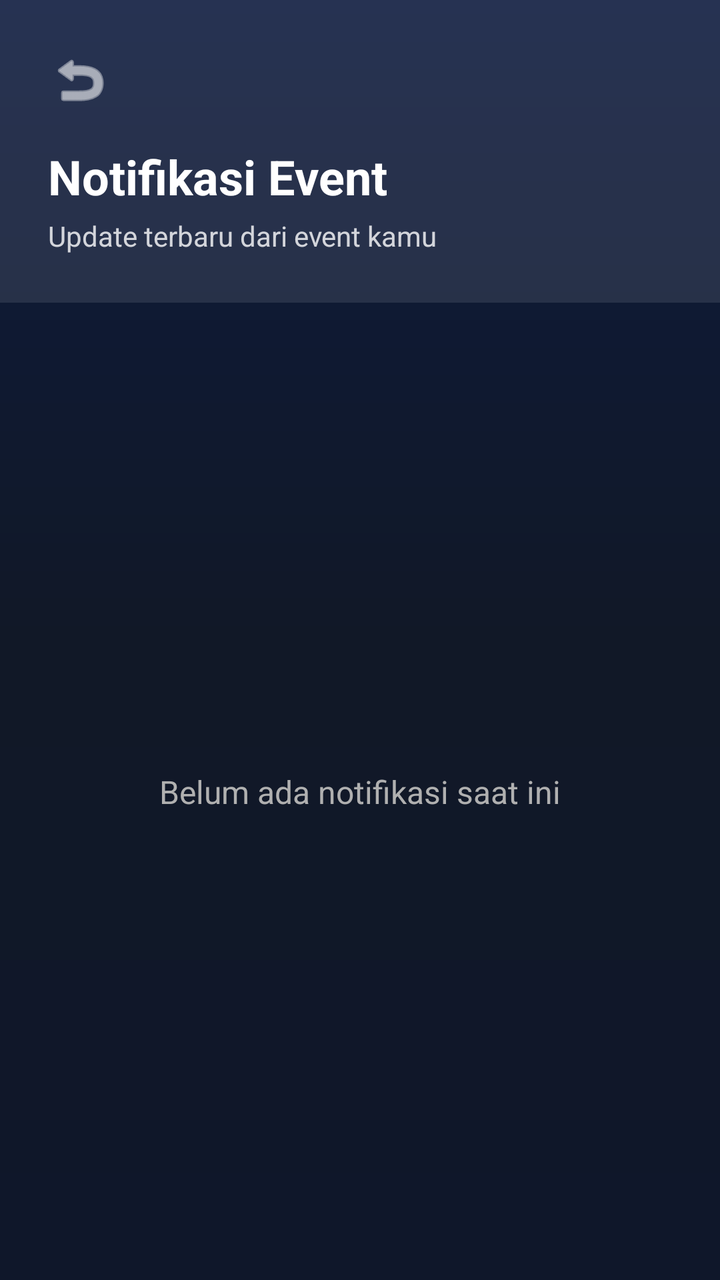
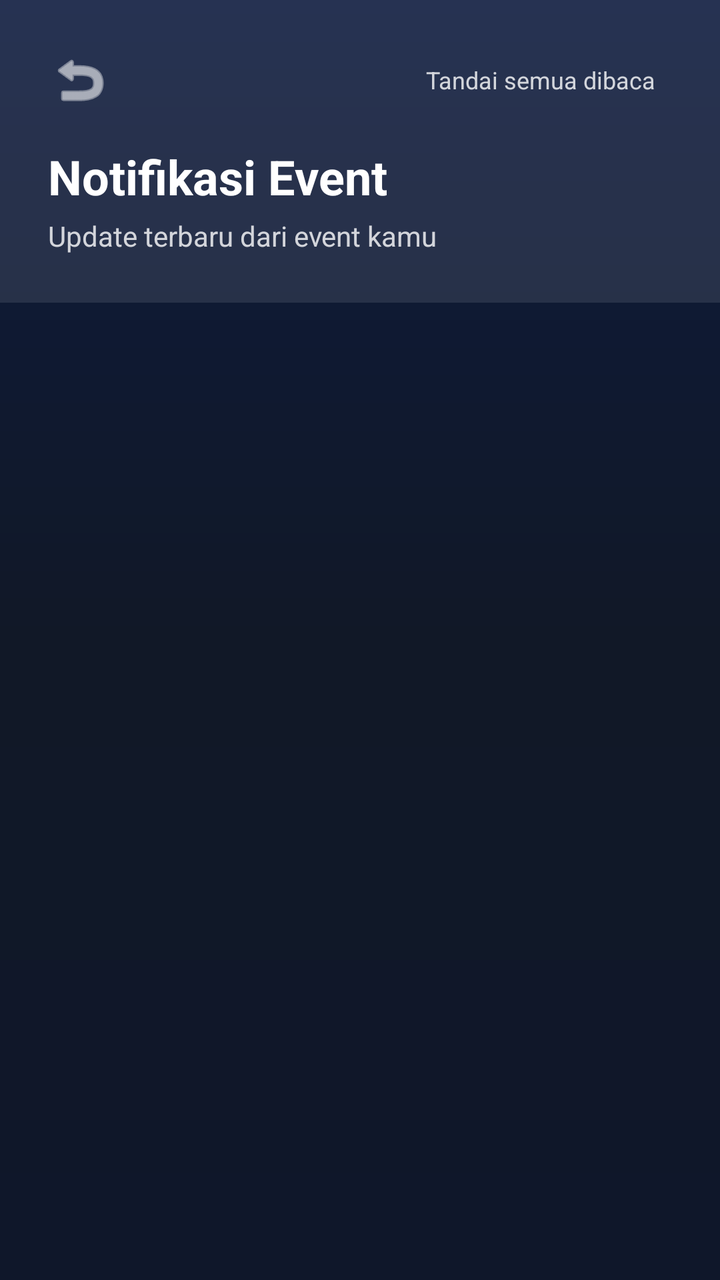

Before-and-after screenshots of an Android layout around one commit, followed by the original layout XML and the change that was made.
<!-- AndroidManifest.xml: application theme Theme.CampusConnectProject -->
<!-- res/layout/activity_notification.xml -->
<?xml version="1.0" encoding="utf-8"?>
<androidx.constraintlayout.widget.ConstraintLayout xmlns:android="http://schemas.android.com/apk/res/android"
    xmlns:app="http://schemas.android.com/apk/res-auto"
    xmlns:tools="http://schemas.android.com/tools"
    android:layout_width="match_parent"
    android:layout_height="match_parent"
    android:background="@drawable/bg_main_gradient"
    tools:context=".ui.mahasiswa.NotificationActivity">

    <LinearLayout
        android:id="@+id/headerNotification"
        android:layout_width="match_parent"
        android:layout_height="wrap_content"
        android:background="#1AFFFFFF"
        android:orientation="vertical"
        android:padding="24dp"
        app:layout_constraintTop_toTopOf="parent">

        <ImageView
            android:id="@+id/btnBack"
            android:layout_width="32dp"
            android:layout_height="32dp"
            android:background="?attr/selectableItemBackgroundBorderless"
            android:clickable="true"
            android:focusable="true"
            android:src="@android:drawable/ic_menu_revert"
            android:layout_marginBottom="16dp"
            app:tint="@color/white" />

        <TextView
            android:layout_width="wrap_content"
            android:layout_height="wrap_content"
            android:text="Notifikasi Event"
            android:textColor="@color/white"
            android:textSize="24sp"
            android:textStyle="bold" />

        <TextView
            android:layout_width="wrap_content"
            android:layout_height="wrap_content"
            android:layout_marginTop="4dp"
            android:text="Update terbaru dari event kamu"
            android:textColor="#CCFFFFFF"
            android:textSize="14sp" />
    </LinearLayout>

    <TextView
        android:layout_width="wrap_content"
        android:layout_height="wrap_content"
        android:text="Belum ada notifikasi saat ini"
        android:textColor="#B0B0B0"
        android:textSize="16sp"
        app:layout_constraintBottom_toBottomOf="parent"
        app:layout_constraintEnd_toEndOf="parent"
        app:layout_constraintStart_toStartOf="parent"
        app:layout_constraintTop_toBottomOf="@id/headerNotification" />

</androidx.constraintlayout.widget.ConstraintLayout>
<!-- resources referenced by this layout -->
<resources>
  <color name="white">#FFFFFF</color>
  <!-- drawable bg_main_gradient (drawable) -->
  <?xml version="1.0" encoding="utf-8"?>
  <shape xmlns:android="http://schemas.android.com/apk/res/android"
      android:shape="rectangle">
      <gradient
          android:angle="270"
          android:startColor="#0D1B3E"
          android:centerColor="#111827"
          android:endColor="#0F172A"
          android:type="linear" />
  </shape>
  <style name="Theme.CampusConnectProject" parent="Base.Theme.CampusConnectProject" />
  <style name="Base.Theme.CampusConnectProject" parent="Theme.Material3.DayNight.NoActionBar">
          <item name="colorPrimary">@color/colorPrimary</item>
          <item name="colorSecondary">@color/colorSecondary</item>
  
          
          <item name="android:windowBackground">@drawable/bg_main_gradient</item>
          <item name="colorSurface">@color/surfaceColor</item>
  
          <item name="android:textColorPrimary">@color/textColorPrimary</item>
          <item name="android:textColorSecondary">@color/textColorSecondary</item>
  
          
          <item name="android:statusBarColor">@android:color/transparent</item>
          <item name="android:navigationBarColor">@color/surfaceColor</item>
          <item name="android:windowLightStatusBar">true</item>
          <item name="android:windowLightNavigationBar" tools:targetApi="27">true</item>
  
          <item name="android:forceDarkAllowed" tools:targetApi="q">false</item>
      </style>
  <color name="colorPrimary">#1D4ED8</color>
  <color name="colorSecondary">#3B82F6</color>
  <color name="surfaceColor">#FFFFFF</color>
  <color name="textColorPrimary">#0F172A</color>
  <color name="textColorSecondary">#334155</color>
</resources>

<!-- the commit's change to res/layout/activity_notification.xml (unified diff, before → after) -->
@@ -1,5 +1,6 @@
 <?xml version="1.0" encoding="utf-8"?>
-<androidx.constraintlayout.widget.ConstraintLayout xmlns:android="http://schemas.android.com/apk/res/android"
+<androidx.constraintlayout.widget.ConstraintLayout
+    xmlns:android="http://schemas.android.com/apk/res/android"
     xmlns:app="http://schemas.android.com/apk/res-auto"
     xmlns:tools="http://schemas.android.com/tools"
     android:layout_width="match_parent"
@@ -7,6 +8,7 @@
     android:background="@drawable/bg_main_gradient"
     tools:context=".ui.mahasiswa.NotificationActivity">
 
+    
     <LinearLayout
         android:id="@+id/headerNotification"
         android:layout_width="match_parent"
@@ -16,16 +18,43 @@
         android:padding="24dp"
         app:layout_constraintTop_toTopOf="parent">
 
-        <ImageView
-            android:id="@+id/btnBack"
-            android:layout_width="32dp"
-            android:layout_height="32dp"
-            android:background="?attr/selectableItemBackgroundBorderless"
-            android:clickable="true"
-            android:focusable="true"
-            android:src="@android:drawable/ic_menu_revert"
-            android:layout_marginBottom="16dp"
-            app:tint="@color/white" />
+        
+        <LinearLayout
+            android:layout_width="match_parent"
+            android:layout_height="wrap_content"
+            android:gravity="center_vertical"
+            android:orientation="horizontal"
+            android:layout_marginBottom="16dp">
+
+            <ImageView
+                android:id="@+id/btnBack"
+                android:layout_width="32dp"
+                android:layout_height="32dp"
+                android:background="?attr/selectableItemBackgroundBorderless"
+                android:clickable="true"
+                android:focusable="true"
+                android:src="@android:drawable/ic_menu_revert"
+                app:tint="@color/white" />
+
+            <View
+                android:layout_width="0dp"
+                android:layout_height="1dp"
+                android:layout_weight="1" />
+
+            
+            <TextView
+                android:id="@+id/tvMarkAllRead"
+                android:layout_width="wrap_content"
+                android:layout_height="wrap_content"
+                android:background="?attr/selectableItemBackgroundBorderless"
+                android:clickable="true"
+                android:focusable="true"
+                android:paddingHorizontal="8dp"
+                android:paddingVertical="4dp"
+                android:text="Tandai semua dibaca"
+                android:textColor="#CCFFFFFF"
+                android:textSize="12sp" />
+        </LinearLayout>
 
         <TextView
             android:layout_width="wrap_content"
@@ -44,15 +73,67 @@
             android:textSize="14sp" />
     </LinearLayout>
 
-    <TextView
+    
+    <LinearLayout
+        android:id="@+id/layoutEmpty"
         android:layout_width="wrap_content"
         android:layout_height="wrap_content"
-        android:text="Belum ada notifikasi saat ini"
-        android:textColor="#B0B0B0"
-        android:textSize="16sp"
+        android:gravity="center"
+        android:orientation="vertical"
+        android:visibility="gone"
+        app:layout_constraintBottom_toBottomOf="parent"
+        app:layout_constraintEnd_toEndOf="parent"
+        app:layout_constraintStart_toStartOf="parent"
+        app:layout_constraintTop_toBottomOf="@id/headerNotification"
+        tools:visibility="gone">
+
+        <TextView
+            android:layout_width="wrap_content"
+            android:layout_height="wrap_content"
+            android:text="🔔"
+            android:textSize="48sp" />
+
+        <TextView
+            android:layout_width="wrap_content"
+            android:layout_height="wrap_content"
+            android:layout_marginTop="12dp"
+            android:text="Belum ada notifikasi"
+            android:textColor="@color/white"
+            android:textSize="16sp"
+            android:textStyle="bold" />
+
+        <TextView
+            android:layout_width="wrap_content"
+            android:layout_height="wrap_content"
+            android:layout_marginTop="6dp"
+            android:gravity="center"
+            android:text="Notifikasi event akan muncul di sini"
+            android:textColor="#CCFFFFFF"
+            android:textSize="13sp" />
+    </LinearLayout>
+
+    
+    <ProgressBar
+        android:id="@+id/progressNotif"
+        android:layout_width="wrap_content"
+        android:layout_height="wrap_content"
+        android:visibility="visible"
         app:layout_constraintBottom_toBottomOf="parent"
         app:layout_constraintEnd_toEndOf="parent"
         app:layout_constraintStart_toStartOf="parent"
         app:layout_constraintTop_toBottomOf="@id/headerNotification" />
 
+    
+    <androidx.recyclerview.widget.RecyclerView
+        android:id="@+id/rvNotifications"
+        android:layout_width="match_parent"
+        android:layout_height="0dp"
+        android:clipToPadding="false"
+        android:paddingTop="8dp"
+        android:paddingBottom="16dp"
+        android:visibility="gone"
+        app:layout_constraintBottom_toBottomOf="parent"
+        app:layout_constraintTop_toBottomOf="@id/headerNotification"
+        tools:visibility="visible" />
+
 </androidx.constraintlayout.widget.ConstraintLayout>
